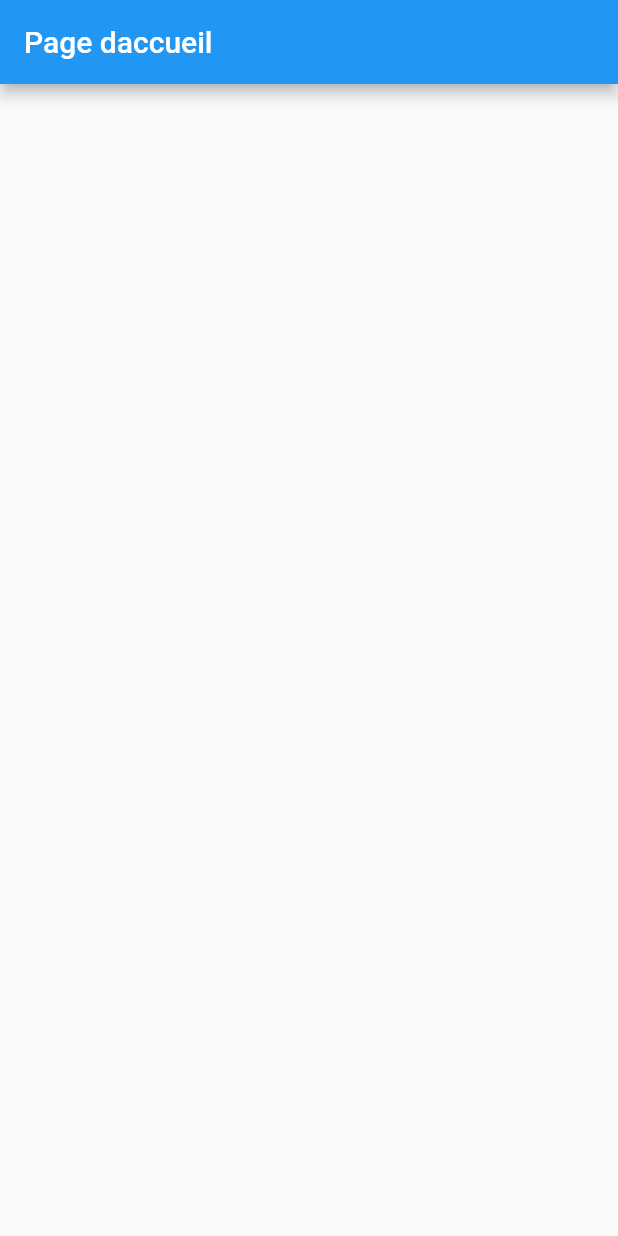
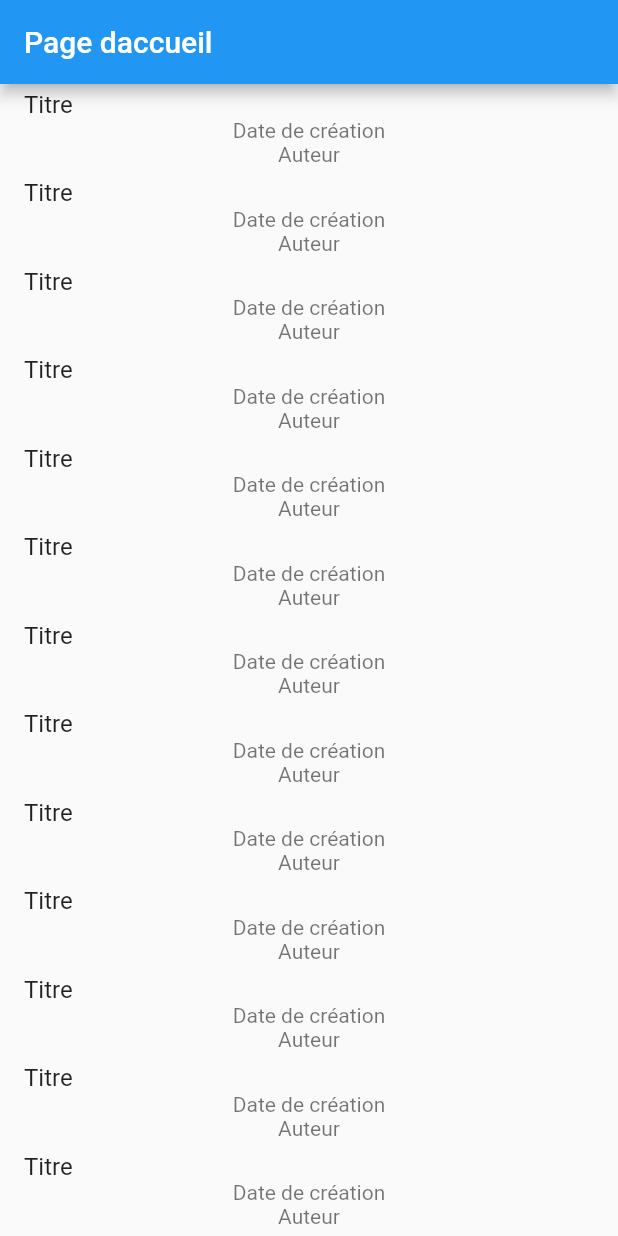
Before and after one commit to NicoTTV/SAE_MiniPress, a Flutter app: the screen it shows after launch, on a phone screen of 412 x 824 dp. Run offline on Flutter 3.47's test engine with Material 2 defaults, Android fonts, the phone set to English and light mode, and no system bars.

Commit message:
affichage des articles (sujet mobile)

```diff
--- a/minipress.mobile/lib/screens/article_preview.dart
+++ b/minipress.mobile/lib/screens/article_preview.dart
@@ -1,3 +1,4 @@
+import 'package:flutter/material.dart';
 import 'package:flutter/widgets.dart';
 import '../models/article.dart';
 
@@ -7,12 +8,23 @@ class ArticlePreview extends StatefulWidget {
 
   const ArticlePreview({super.key, required this.article});
   @override
-  State<ArticlePreview> createState() => _ArticlePreview;
+  State<ArticlePreview> createState() => _ArticlePreview();
 }
 
 class _ArticlePreview extends State<ArticlePreview> {
   @override
   Widget build(BuildContext context) {
-
+    return ListTile(
+      title: const Text('Titre'),
+      subtitle: const Column(
+        children: [
+          Text("Date de création"),
+          Text("Auteur")
+        ],
+      ),
+      onTap: () {
+        print("click");
+      },
+    );
   }
 }
--- a/minipress.mobile/lib/screens/list_articles.dart
+++ b/minipress.mobile/lib/screens/list_articles.dart
@@ -2,6 +2,7 @@ import 'package:flutter/material.dart';
 import 'package:flutter/widgets.dart';
 import 'package:minipress_mobile/models/article.dart';
 import 'package:intl/intl.dart';
+import 'article_preview.dart';
 
 class ListArticles extends StatefulWidget {
   const ListArticles({super.key});
@@ -34,10 +35,14 @@ class _ListArticles extends State<ListArticles> {
         builder: (BuildContext context, AsyncSnapshot snapshot) {
           if (snapshot.hasData) {
             return ListView.builder(
+              itemCount: snapshot.data?.length,
               itemBuilder: (BuildContext context, int index) {
                 return ArticlePreview(article: snapshot.data[index]);
               },
-            )
+            );
+          }
+          else {
+            return const Center(child: CircularProgressIndicator());
           }
         },
       ),
```
